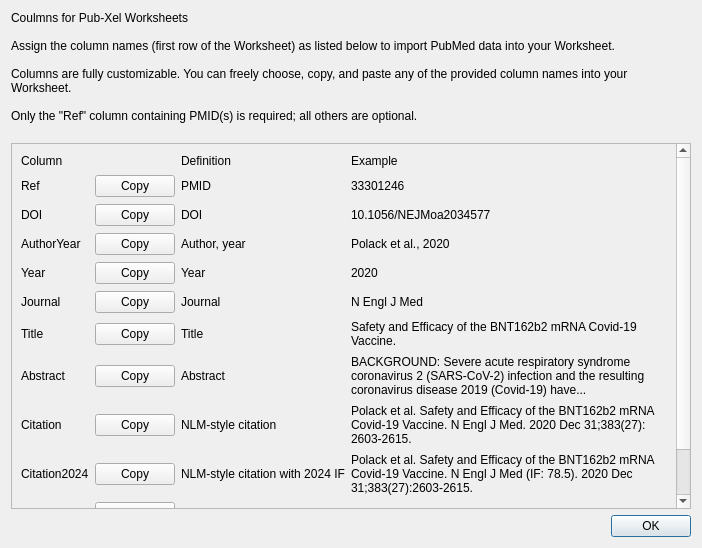
crossing96/Pub-Xel, file ui/worksheetColumns.ui: the form before one commit.
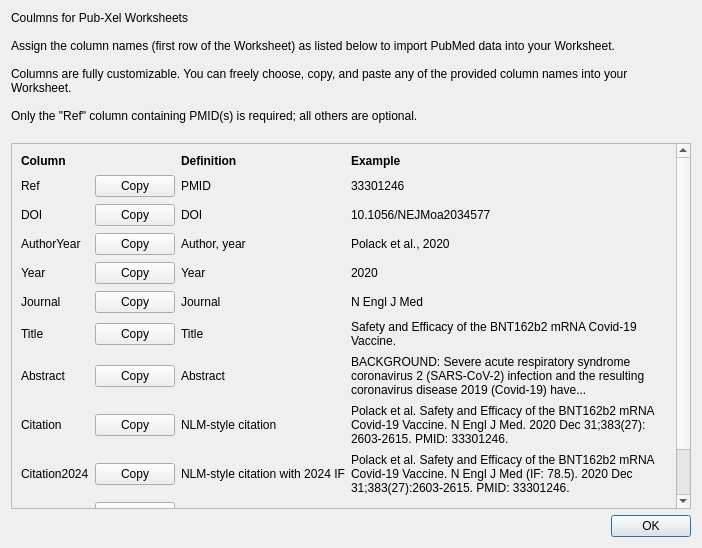
The form after the commit.

Diff of the .ui file:
```diff
--- a/ui/worksheetColumns.ui
+++ b/ui/worksheetColumns.ui
@@ -52,6 +52,18 @@
        <verstretch>0</verstretch>
       </sizepolicy>
      </property>
+     <property name="font">
+      <font>
+       <weight>50</weight>
+       <bold>false</bold>
+      </font>
+     </property>
+     <property name="lineWidth">
+      <number>1</number>
+     </property>
+     <property name="midLineWidth">
+      <number>0</number>
+     </property>
      <property name="horizontalScrollBarPolicy">
       <enum>Qt::ScrollBarAlwaysOff</enum>
      </property>
@@ -62,7 +74,7 @@
       <property name="geometry">
        <rect>
         <x>0</x>
-        <y>0</y>
+        <y>-18</y>
         <width>665</width>
         <height>476</height>
        </rect>
@@ -166,6 +178,12 @@
        </item>
        <item row="0" column="2">
         <widget class="QLabel" name="label_11">
+         <property name="font">
+          <font>
+           <weight>75</weight>
+           <bold>true</bold>
+          </font>
+         </property>
          <property name="text">
           <string>Definition</string>
          </property>
@@ -208,6 +226,12 @@
            <verstretch>0</verstretch>
           </sizepolicy>
          </property>
+         <property name="font">
+          <font>
+           <weight>75</weight>
+           <bold>true</bold>
+          </font>
+         </property>
          <property name="text">
           <string>Column</string>
          </property>
@@ -363,6 +387,12 @@
        </item>
        <item row="0" column="3">
         <widget class="QLabel" name="label_12">
+         <property name="font">
+          <font>
+           <weight>75</weight>
+           <bold>true</bold>
+          </font>
+         </property>
          <property name="text">
           <string>Example</string>
          </property>
@@ -593,7 +623,7 @@
           </sizepolicy>
          </property>
          <property name="text">
-          <string>Polack et al. Safety and Efficacy of the BNT162b2 mRNA Covid-19 Vaccine. N Engl J Med. 2020 Dec 31;383(27):2603-2615.</string>
+          <string>Polack et al. Safety and Efficacy of the BNT162b2 mRNA Covid-19 Vaccine. N Engl J Med. 2020 Dec 31;383(27):2603-2615. PMID: 33301246.</string>
          </property>
          <property name="wordWrap">
           <bool>true</bool>
@@ -722,7 +752,7 @@
           </sizepolicy>
          </property>
          <property name="text">
-          <string>Polack et al. Safety and Efficacy of the BNT162b2 mRNA Covid-19 Vaccine. N Engl J Med (IF: 78.5). 2020 Dec 31;383(27):2603-2615.</string>
+          <string>Polack et al. Safety and Efficacy of the BNT162b2 mRNA Covid-19 Vaccine. N Engl J Med (IF: 78.5). 2020 Dec 31;383(27):2603-2615. PMID: 33301246.</string>
          </property>
          <property name="wordWrap">
           <bool>true</bool>
```
